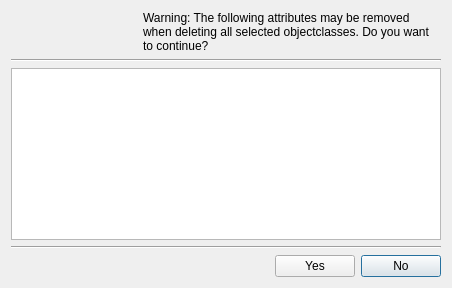
This is resources/forms/plugins/template/DeleteObjectclassDialogDesign.ui in einaru/luma as Qt 5 draws it before an edit. The edited form follows.
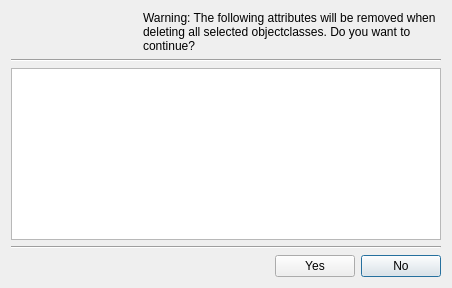
This is the edited form.

Commit message: Made a diffrent icon on customMust for template attributes. If servernick is changed in the serverdialog the model no checks the templatelist and updates entries needing it. When objectclasses is deleted from a template the program now only shows the attributes that will be removed.

```diff
--- a/resources/forms/plugins/template/DeleteObjectclassDialogDesign.ui
+++ b/resources/forms/plugins/template/DeleteObjectclassDialogDesign.ui
@@ -77,7 +77,7 @@
    <item row="0" column="1" colspan="3">
     <widget class="QLabel" name="labelMain">
      <property name="text">
-      <string>Warning: The following attributes may be removed when deleting all selected objectclasses. Do you want to continue?</string>
+      <string>Warning: The following attributes will be removed when deleting all selected objectclasses. Do you want to continue?</string>
      </property>
      <property name="wordWrap">
       <bool>true</bool>
```
The commit also changes 10 other files.
